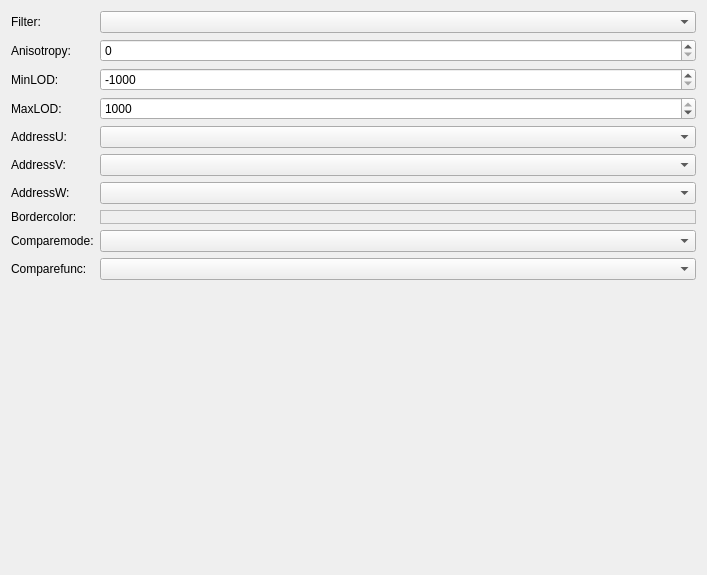
This is Tools/Editor/samplereditor/samplereditorwidget.ui in marcellfischbach/CobaltSKY as Qt 5 draws it before an edit. The edited form follows.
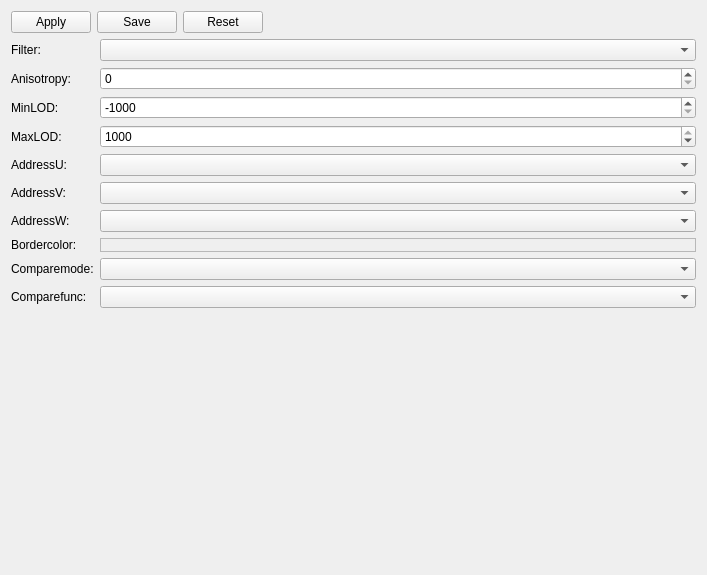
This is the edited form.

What changed in the file:
```diff
--- a/Tools/Editor/samplereditor/samplereditorwidget.ui
+++ b/Tools/Editor/samplereditor/samplereditorwidget.ui
@@ -14,7 +14,45 @@
    <string>Form</string>
   </property>
   <layout class="QGridLayout" name="gridLayout">
-   <item row="0" column="0">
+   <item row="0" column="0" colspan="2">
+    <layout class="QHBoxLayout" name="horizontalLayout">
+     <item>
+      <widget class="QPushButton" name="pbApply">
+       <property name="text">
+        <string>Apply</string>
+       </property>
+      </widget>
+     </item>
+     <item>
+      <widget class="QPushButton" name="pbSave">
+       <property name="text">
+        <string>Save</string>
+       </property>
+      </widget>
+     </item>
+     <item>
+      <widget class="QPushButton" name="pbReset">
+       <property name="text">
+        <string>Reset</string>
+       </property>
+      </widget>
+     </item>
+     <item>
+      <spacer name="horizontalSpacer">
+       <property name="orientation">
+        <enum>Qt::Horizontal</enum>
+       </property>
+       <property name="sizeHint" stdset="0">
+        <size>
+         <width>40</width>
+         <height>20</height>
+        </size>
+       </property>
+      </spacer>
+     </item>
+    </layout>
+   </item>
+   <item row="1" column="0">
     <widget class="QLabel" name="label">
      <property name="sizePolicy">
       <sizepolicy hsizetype="Maximum" vsizetype="Preferred">
@@ -27,31 +65,31 @@
      </property>
     </widget>
    </item>
-   <item row="0" column="1">
+   <item row="1" column="1">
     <widget class="QComboBox" name="cbFilter"/>
    </item>
-   <item row="1" column="0">
+   <item row="2" column="0">
     <widget class="QLabel" name="label_2">
      <property name="text">
       <string>Anisotropy:</string>
      </property>
     </widget>
    </item>
-   <item row="1" column="1">
+   <item row="2" column="1">
     <widget class="QSpinBox" name="sbAnisotropy">
      <property name="maximum">
       <number>16</number>
      </property>
     </widget>
    </item>
-   <item row="2" column="0">
+   <item row="3" column="0">
     <widget class="QLabel" name="label_3">
      <property name="text">
       <string>MinLOD:</string>
      </property>
     </widget>
    </item>
-   <item row="2" column="1">
+   <item row="3" column="1">
     <widget class="QSpinBox" name="sbMinLOD">
      <property name="minimum">
       <number>-1000</number>
@@ -64,14 +102,14 @@
      </property>
     </widget>
    </item>
-   <item row="3" column="0">
+   <item row="4" column="0">
     <widget class="QLabel" name="label_4">
      <property name="text">
       <string>MaxLOD:</string>
      </property>
     </widget>
    </item>
-   <item row="3" column="1">
+   <item row="4" column="1">
     <widget class="QSpinBox" name="sbMaxLOD">
      <property name="minimum">
       <number>-1000</number>
@@ -84,44 +122,44 @@
      </property>
     </widget>
    </item>
-   <item row="4" column="0">
+   <item row="5" column="0">
     <widget class="QLabel" name="label_5">
      <property name="text">
       <string>AddressU:</string>
      </property>
     </widget>
    </item>
-   <item row="4" column="1">
+   <item row="5" column="1">
     <widget class="QComboBox" name="cbAddressU"/>
    </item>
-   <item row="5" column="0">
+   <item row="6" column="0">
     <widget class="QLabel" name="label_6">
      <property name="text">
       <string>AddressV:</string>
      </property>
     </widget>
    </item>
-   <item row="5" column="1">
+   <item row="6" column="1">
     <widget class="QComboBox" name="cbAddressV"/>
    </item>
-   <item row="6" column="0">
+   <item row="7" column="0">
     <widget class="QLabel" name="label_7">
      <property name="text">
       <string>AddressW:</string>
      </property>
     </widget>
    </item>
-   <item row="6" column="1">
+   <item row="7" column="1">
     <widget class="QComboBox" name="cbAddressW"/>
    </item>
-   <item row="7" column="0">
+   <item row="8" column="0">
     <widget class="QLabel" name="label_8">
      <property name="text">
       <string>Bordercolor:</string>
      </property>
     </widget>
    </item>
-   <item row="7" column="1">
+   <item row="8" column="1">
     <widget class="QFrame" name="fBorderColor">
      <property name="frameShape">
       <enum>QFrame::StyledPanel</enum>
@@ -131,27 +169,27 @@
      </property>
     </widget>
    </item>
-   <item row="8" column="0">
+   <item row="9" column="0">
     <widget class="QLabel" name="label_9">
      <property name="text">
       <string>Comparemode:</string>
      </property>
     </widget>
    </item>
-   <item row="8" column="1">
+   <item row="9" column="1">
     <widget class="QComboBox" name="cbCompareMode"/>
    </item>
-   <item row="9" column="0">
+   <item row="10" column="0">
     <widget class="QLabel" name="label_10">
      <property name="text">
       <string>Comparefunc:</string>
      </property>
     </widget>
    </item>
-   <item row="9" column="1">
-    <widget class="QComboBox" name="cbCompareFunc"/>
-   </item>
    <item row="10" column="1">
+    <widget class="QComboBox" name="cbCompareFunc"/>
+   </item>
+   <item row="11" column="1">
     <spacer name="verticalSpacer">
      <property name="orientation">
       <enum>Qt::Vertical</enum>
```
